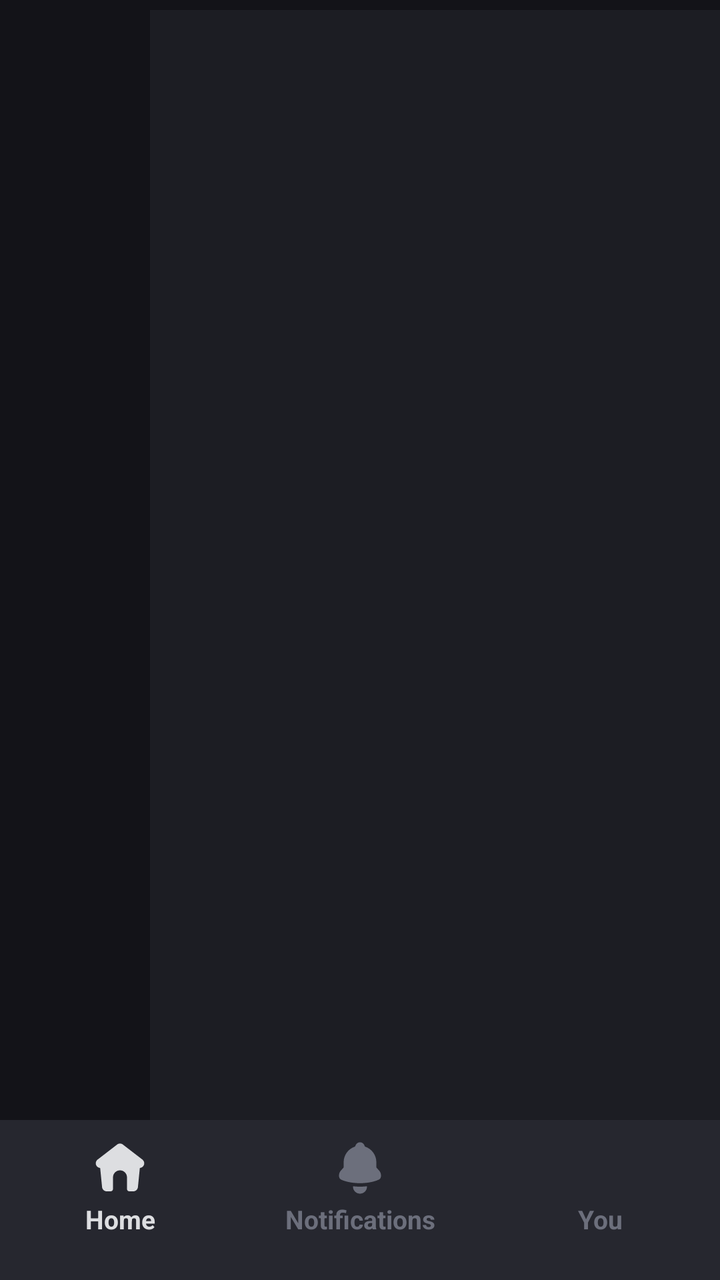
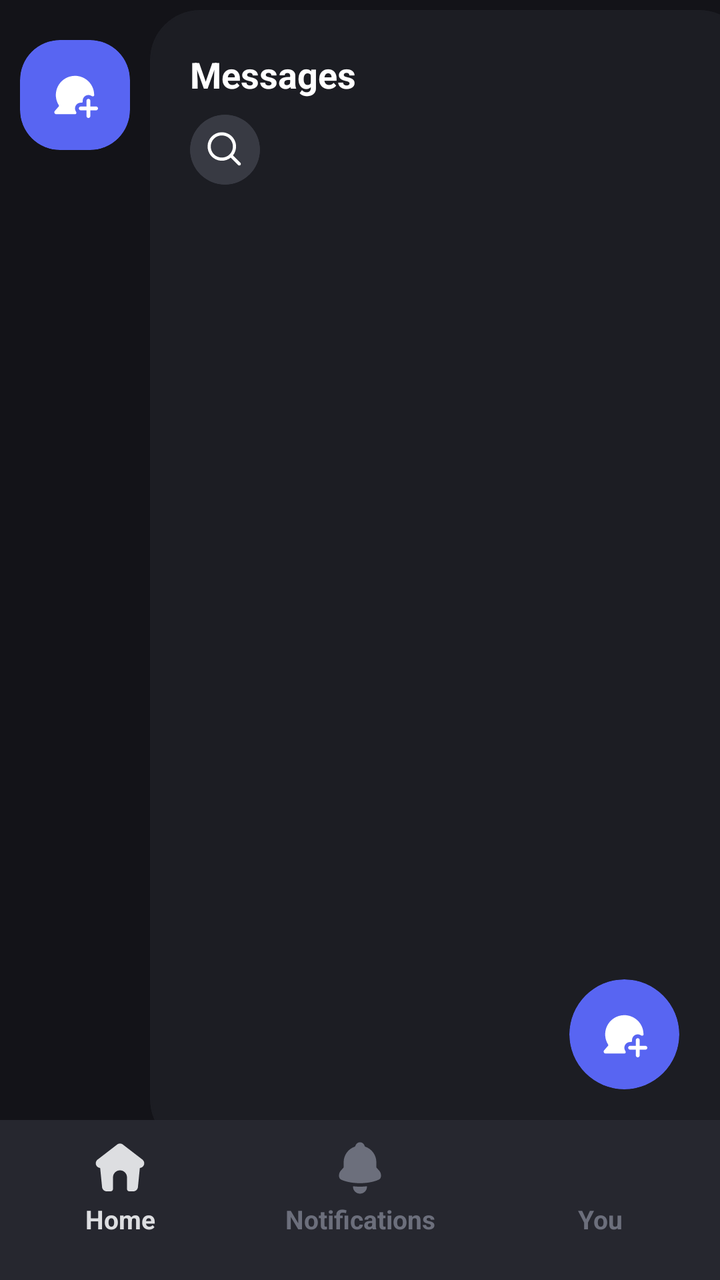

Two renders of the same Android screen: before a commit and after it. Below are the layout's source before the change and the commit's diff.
<!-- AndroidManifest.xml: application theme Theme.Doscord -->
<!-- res/layout/activity_cr_main.xml -->
<?xml version="1.0" encoding="utf-8"?>
<androidx.constraintlayout.widget.ConstraintLayout xmlns:android="http://schemas.android.com/apk/res/android"
    xmlns:app="http://schemas.android.com/apk/res-auto"
    xmlns:tools="http://schemas.android.com/tools"
    android:id="@+id/main"
    android:layout_width="match_parent"
    android:layout_height="match_parent"
    android:background="#131318"
    tools:context=".activities.chatroom.CrMainActivity">

    <LinearLayout
        android:id="@+id/crMainBottomLayout"
        android:layout_width="0dp"
        android:layout_height="80dp"
        android:background="#26272f"
        android:baselineAligned="false"
        android:orientation="horizontal"
        app:layout_constraintBottom_toBottomOf="parent"
        app:layout_constraintEnd_toEndOf="parent"
        app:layout_constraintStart_toStartOf="parent">

        <androidx.constraintlayout.widget.ConstraintLayout
            android:layout_width="0dp"
            android:layout_height="match_parent"
            android:layout_weight="1"
            android:onClick="homeClicked">

            <ImageButton
                android:id="@+id/crMainHomeIcon"
                android:layout_width="28dp"
                android:layout_height="28dp"
                android:layout_marginTop="10dp"
                android:background="@null"
                android:backgroundTint="@color/bgGray"
                android:clickable="false"
                android:contentDescription="@string/home"
                android:focusable="false"
                android:scaleType="centerCrop"
                android:src="@drawable/home_icon"
                app:layout_constraintEnd_toEndOf="parent"
                app:layout_constraintStart_toStartOf="parent"
                app:layout_constraintTop_toTopOf="parent"
                app:tint="@color/selected" />

            <TextView
                android:id="@+id/crMainHomeText"
                android:layout_width="wrap_content"
                android:layout_height="wrap_content"
                android:text="@string/home"
                android:textColor="@color/selected"
                android:textSize="13sp"
                android:textStyle="bold"
                app:layout_constraintBottom_toBottomOf="parent"
                app:layout_constraintEnd_toEndOf="parent"
                app:layout_constraintStart_toStartOf="parent"
                app:layout_constraintTop_toTopOf="parent"
                app:layout_constraintVertical_bias="0.65" />

        </androidx.constraintlayout.widget.ConstraintLayout>

        <androidx.constraintlayout.widget.ConstraintLayout
            android:layout_width="0dp"
            android:layout_height="match_parent"
            android:layout_weight="1"
            android:onClick="notifClicked">

            <ImageButton
                android:id="@+id/crMainNotifIcon"
                android:layout_width="28dp"
                android:layout_height="28dp"
                android:layout_marginTop="10dp"
                android:background="@null"
                android:clickable="false"
                android:contentDescription="@string/notifications"
                android:focusable="false"
                android:scaleType="fitCenter"
                android:src="@drawable/notif"
                app:layout_constraintEnd_toEndOf="parent"
                app:layout_constraintStart_toStartOf="parent"
                app:layout_constraintTop_toTopOf="parent"
                app:tint="@color/unselected" />

            <TextView
                android:id="@+id/crMainNotifText"
                android:layout_width="wrap_content"
                android:layout_height="wrap_content"
                android:text="@string/notifications"
                android:textColor="@color/unselected"
                android:textSize="13sp"
                android:textStyle="bold"
                app:layout_constraintBottom_toBottomOf="parent"
                app:layout_constraintEnd_toEndOf="parent"
                app:layout_constraintStart_toStartOf="parent"
                app:layout_constraintTop_toTopOf="parent"
                app:layout_constraintVertical_bias="0.65" />

        </androidx.constraintlayout.widget.ConstraintLayout>

        <androidx.constraintlayout.widget.ConstraintLayout
            android:layout_width="0dp"
            android:layout_height="match_parent"
            android:layout_weight="1"
            android:onClick="pfpClicked">

            <ImageButton
                android:id="@+id/crMainPfpIcon"
                android:layout_width="28dp"
                android:layout_height="28dp"
                android:layout_marginTop="10dp"
                android:alpha="0.5"
                android:background="@null"
                android:backgroundTint="@color/bgGray"
                android:clickable="false"
                android:contentDescription="@string/profile"
                android:focusable="false"
                android:scaleType="centerCrop"
                app:layout_constraintEnd_toEndOf="parent"
                app:layout_constraintHorizontal_bias="0.48"
                app:layout_constraintStart_toStartOf="parent"
                app:layout_constraintTop_toTopOf="parent"
                app:srcCompat="@drawable/pfp_placeholder" />

            <TextView
                android:id="@+id/crMainPfpText"
                android:layout_width="wrap_content"
                android:layout_height="wrap_content"
                android:text="@string/you"
                android:textColor="@color/unselected"
                android:textSize="13sp"
                android:textStyle="bold"
                app:layout_constraintBottom_toBottomOf="parent"
                app:layout_constraintEnd_toEndOf="parent"
                app:layout_constraintStart_toStartOf="parent"
                app:layout_constraintTop_toTopOf="parent"
                app:layout_constraintVertical_bias="0.65" />

        </androidx.constraintlayout.widget.ConstraintLayout>

    </LinearLayout>

    <androidx.constraintlayout.widget.ConstraintLayout
        android:layout_width="0dp"
        android:layout_height="0dp"
        android:layout_marginStart="75dp"
        android:layout_marginTop="5dp"
        android:background="#1c1d23"
        app:layout_constraintBottom_toTopOf="@+id/crMainBottomLayout"
        app:layout_constraintCircleRadius="5dp"
        app:layout_constraintEnd_toEndOf="parent"
        app:layout_constraintStart_toStartOf="parent"
        app:layout_constraintTop_toTopOf="parent">

    </androidx.constraintlayout.widget.ConstraintLayout>
</androidx.constraintlayout.widget.ConstraintLayout>
<!-- resources referenced by this layout -->
<resources>
  <color name="bgGray">#202024</color>
  <color name="selected">#dddee1</color>
  <color name="unselected">#6c6f7c</color>
  <!-- drawable pfp_placeholder (drawable) -->
  <?xml version="1.0" encoding="utf-8"?>
  <selector xmlns:android="http://schemas.android.com/apk/res/android">
  
  </selector>
  <string name="home">Home</string>
  <string name="notifications">Notifications</string>
  <string name="profile">Profile</string>
  <string name="you">You</string>
  <style name="Theme.Doscord" parent="Base.Theme.Doscord" />
  <style name="Base.Theme.Doscord" parent="Theme.Material3.DayNight.NoActionBar">
          
          
          <item name="colorOnSurface">#FFFFFF</item>
          <item name="android:textColorPrimary">#FFFFFF</item>
          <item name="android:datePickerDialogTheme">@style/MyDatePickerStyle</item>
      </style>
  <style name="MyDatePickerStyle" parent="Theme.AppCompat.Light.Dialog">
          <item name="colorAccent">@color/purple_500</item>
          <item name="android:windowBackground">@android:color/black</item>
          <item name="android:textColorPrimary">@android:color/white</item>
          <item name="android:textColorSecondary">@android:color/darker_gray</item>
      </style>
  <color name="purple_500">#6200EE</color>
  <!-- unchanged entries left out for length: 2 -->
</resources>

<!-- the commit's change to res/layout/activity_cr_main.xml (unified diff, before → after) -->
@@ -7,6 +7,179 @@
     android:layout_height="match_parent"
     android:background="#131318"
     tools:context=".activities.chatroom.CrMainActivity">
+
+
+    <androidx.constraintlayout.widget.ConstraintLayout
+        android:layout_width="0dp"
+        android:layout_height="0dp"
+        android:layout_marginTop="5dp"
+        app:layout_constraintBottom_toTopOf="@+id/crMainBottomLayout"
+        app:layout_constraintEnd_toStartOf="@+id/crMainMessagesContainer"
+        app:layout_constraintStart_toStartOf="parent"
+        app:layout_constraintTop_toTopOf="parent">
+
+        <com.google.android.material.card.MaterialCardView
+            android:id="@+id/crMainOpenChatContainer"
+            android:layout_width="55dp"
+            android:layout_height="55dp"
+            android:layout_marginTop="15dp"
+            android:clickable="true"
+            android:focusable="true"
+            android:stateListAnimator="@null"
+            app:cardBackgroundColor="@color/blue"
+            app:cardCornerRadius="20dp"
+            app:cardElevation="0dp"
+            app:cardMaxElevation="0dp"
+            app:layout_constraintEnd_toEndOf="parent"
+            app:layout_constraintStart_toStartOf="parent"
+            app:layout_constraintTop_toTopOf="parent"
+            app:strokeWidth="0dp">
+
+            <ImageView
+                android:id="@+id/crMainOpenChatIcon"
+                android:layout_width="match_parent"
+                android:layout_height="match_parent"
+                android:layout_margin="16dp"
+                android:scaleType="fitCenter"
+                android:src="@drawable/new_chat"
+                app:tint="@color/white" />
+
+        </com.google.android.material.card.MaterialCardView>
+
+
+    </androidx.constraintlayout.widget.ConstraintLayout>
+
+    <com.google.android.material.card.MaterialCardView
+        android:id="@+id/crMainMessagesContainer"
+        android:layout_width="0dp"
+        android:layout_height="0dp"
+        android:layout_marginStart="75dp"
+        android:layout_marginTop="5dp"
+        android:layout_marginEnd="-15dp"
+        android:layout_marginBottom="-15dp"
+        app:cardBackgroundColor="#1c1d23"
+        app:cardCornerRadius="25dp"
+        app:cardElevation="0dp"
+        app:cardMaxElevation="0dp"
+        app:layout_constraintBottom_toTopOf="@+id/crMainBottomLayout"
+        app:layout_constraintEnd_toEndOf="parent"
+        app:layout_constraintStart_toStartOf="parent"
+        app:layout_constraintTop_toTopOf="parent"
+        app:strokeColor="#1c1d23">
+
+        <androidx.constraintlayout.widget.ConstraintLayout
+            android:layout_width="match_parent"
+            android:layout_height="match_parent"
+            android:layout_marginEnd="15dp"
+            android:layout_marginBottom="15dp">
+
+            <com.google.android.material.card.MaterialCardView
+                android:id="@+id/crMainNewChatContainer"
+                android:layout_width="55dp"
+                android:layout_height="55dp"
+                android:layout_marginEnd="20dp"
+                android:layout_marginBottom="15dp"
+                android:clickable="true"
+                android:focusable="true"
+                android:stateListAnimator="@null"
+                app:cardBackgroundColor="@color/blue"
+                app:cardCornerRadius="55dp"
+                app:cardElevation="0dp"
+                app:cardMaxElevation="0dp"
+                app:layout_constraintBottom_toBottomOf="parent"
+                app:layout_constraintEnd_toEndOf="parent"
+                app:strokeWidth="0dp">
+
+                <ImageView
+                    android:id="@+id/crMainNewChatIcon"
+                    android:layout_width="match_parent"
+                    android:layout_height="match_parent"
+                    android:layout_margin="16dp"
+                    android:scaleType="fitCenter"
+                    android:src="@drawable/new_chat"
+                    app:tint="@color/white" />
+
+            </com.google.android.material.card.MaterialCardView>
+
+        <androidx.constraintlayout.widget.ConstraintLayout
+            android:layout_width="0dp"
+            android:layout_height="wrap_content"
+            android:layout_marginStart="20dp"
+            android:layout_marginTop="20dp"
+            android:layout_marginEnd="10dp"
+            app:layout_constraintEnd_toEndOf="parent"
+            app:layout_constraintStart_toStartOf="parent"
+            app:layout_constraintTop_toTopOf="parent">
+
+        <TextView
+            android:id="@+id/crMainMessages"
+            android:layout_width="wrap_content"
+            android:layout_height="wrap_content"
+            android:text="Messages"
+            android:textColor="@color/white"
+            android:textSize="18sp"
+            android:textStyle="bold"
+            app:layout_constraintStart_toStartOf="parent"
+            app:layout_constraintTop_toTopOf="parent" />
+
+            <com.google.android.material.card.MaterialCardView
+                android:id="@+id/crMainSearchContainer"
+                android:layout_width="35dp"
+                android:layout_height="35dp"
+                android:layout_marginTop="8dp"
+                android:clickable="true"
+                android:focusable="true"
+                android:stateListAnimator="@null"
+                app:cardBackgroundColor="@color/uiGray"
+                app:cardCornerRadius="50dp"
+                app:cardElevation="0dp"
+                app:cardMaxElevation="0dp"
+                app:layout_constraintStart_toStartOf="parent"
+                app:layout_constraintTop_toBottomOf="@id/crMainMessages"
+                app:strokeWidth="0dp">
+
+                <ImageView
+                    android:id="@+id/crMainSearchIcon"
+                    android:layout_width="match_parent"
+                    android:layout_height="match_parent"
+                    android:layout_margin="8dp"
+                    android:scaleType="fitCenter"
+                    android:src="@drawable/search"
+                    app:tint="@color/white" />
+
+            </com.google.android.material.card.MaterialCardView>
+
+            <com.google.android.material.card.MaterialCardView
+                android:id="@+id/crMainAddFriendContainer"
+                android:layout_width="35dp"
+                android:layout_height="35dp"
+                android:layout_marginTop="8dp"
+                android:clickable="true"
+                android:focusable="true"
+                android:stateListAnimator="@null"
+                app:cardBackgroundColor="@color/uiGray"
+                app:cardCornerRadius="50dp"
+                app:cardElevation="0dp"
+                app:cardMaxElevation="0dp"
+                app:layout_constraintStart_toStartOf="parent"
+                app:layout_constraintTop_toBottomOf="@id/crMainMessages"
+                app:strokeWidth="0dp">
+
+                <ImageView
+                    android:id="@+id/crMainAddFriendIcon"
+                    android:layout_width="match_parent"
+                    android:layout_height="match_parent"
+                    android:layout_margin="8dp"
+                    android:scaleType="fitCenter"
+                    android:src="@drawable/search"
+                    app:tint="@color/white" />
+
+            </com.google.android.material.card.MaterialCardView>
+</androidx.constraintlayout.widget.ConstraintLayout>
+
+        </androidx.constraintlayout.widget.ConstraintLayout>
+
+    </com.google.android.material.card.MaterialCardView>
 
     <LinearLayout
         android:id="@+id/crMainBottomLayout"
@@ -135,20 +308,5 @@
                 app:layout_constraintVertical_bias="0.65" />
 
         </androidx.constraintlayout.widget.ConstraintLayout>
-
     </LinearLayout>
-
-    <androidx.constraintlayout.widget.ConstraintLayout
-        android:layout_width="0dp"
-        android:layout_height="0dp"
-        android:layout_marginStart="75dp"
-        android:layout_marginTop="5dp"
-        android:background="#1c1d23"
-        app:layout_constraintBottom_toTopOf="@+id/crMainBottomLayout"
-        app:layout_constraintCircleRadius="5dp"
-        app:layout_constraintEnd_toEndOf="parent"
-        app:layout_constraintStart_toStartOf="parent"
-        app:layout_constraintTop_toTopOf="parent">
-
-    </androidx.constraintlayout.widget.ConstraintLayout>
 </androidx.constraintlayout.widget.ConstraintLayout>
<!-- resource entries referenced after the edit -->
@@ -1,13 +1,28 @@
 <!-- resources referenced by this layout -->
 <resources>
   <color name="bgGray">#202024</color>
+  <color name="blue">#5865f2</color>
   <color name="selected">#dddee1</color>
+  <color name="uiGray">#383a43</color>
   <color name="unselected">#6c6f7c</color>
+  <color name="white">#FFFFFFFF</color>
+  <!-- drawable new_chat: vector/xml drawable (drawable, 2121 chars, omitted) -->
   <!-- drawable pfp_placeholder (drawable) -->
   <?xml version="1.0" encoding="utf-8"?>
   <selector xmlns:android="http://schemas.android.com/apk/res/android">
   
   </selector>
+  <!-- drawable search (drawable) -->
+  <vector xmlns:android="http://schemas.android.com/apk/res/android"
+      android:width="80dp"
+      android:height="80dp"
+      android:viewportWidth="80"
+      android:viewportHeight="80">
+    <path
+        android:pathData="M52.067,56.767C46.077,61.555 38.481,63.868 30.839,63.23C23.197,62.592 16.09,59.053 10.977,53.338C5.863,47.623 3.133,40.167 3.346,32.502C3.558,24.836 6.698,17.543 12.121,12.121C17.543,6.698 24.836,3.558 32.501,3.346C40.167,3.133 47.623,5.864 53.338,10.977C59.053,16.09 62.592,23.197 63.23,30.839C63.868,38.481 61.555,46.077 56.767,52.067L72.367,67.633C72.677,67.944 72.924,68.313 73.092,68.719C73.26,69.125 73.347,69.561 73.347,70C73.347,70.44 73.26,70.875 73.092,71.281C72.924,71.687 72.677,72.056 72.367,72.367C72.056,72.677 71.687,72.924 71.281,73.092C70.875,73.26 70.439,73.347 70,73.347C69.56,73.347 69.125,73.26 68.719,73.092C68.313,72.924 67.944,72.677 67.633,72.367L52.067,56.767ZM56.667,33.333C56.667,36.397 56.063,39.432 54.89,42.263C53.718,45.094 51.999,47.666 49.833,49.833C47.666,51.999 45.093,53.718 42.263,54.891C39.432,56.063 36.397,56.667 33.333,56.667C30.269,56.667 27.235,56.063 24.404,54.891C21.573,53.718 19.001,51.999 16.834,49.833C14.667,47.666 12.949,45.094 11.776,42.263C10.604,39.432 10,36.397 10,33.333C10,27.145 12.458,21.21 16.834,16.834C21.21,12.458 27.145,10 33.333,10C39.522,10 45.457,12.458 49.833,16.834C54.208,21.21 56.667,27.145 56.667,33.333Z"
+        android:fillColor="#ABABAB"
+        android:fillType="evenOdd"/>
+  </vector>
   <string name="home">Home</string>
   <string name="notifications">Notifications</string>
   <string name="profile">Profile</string>
